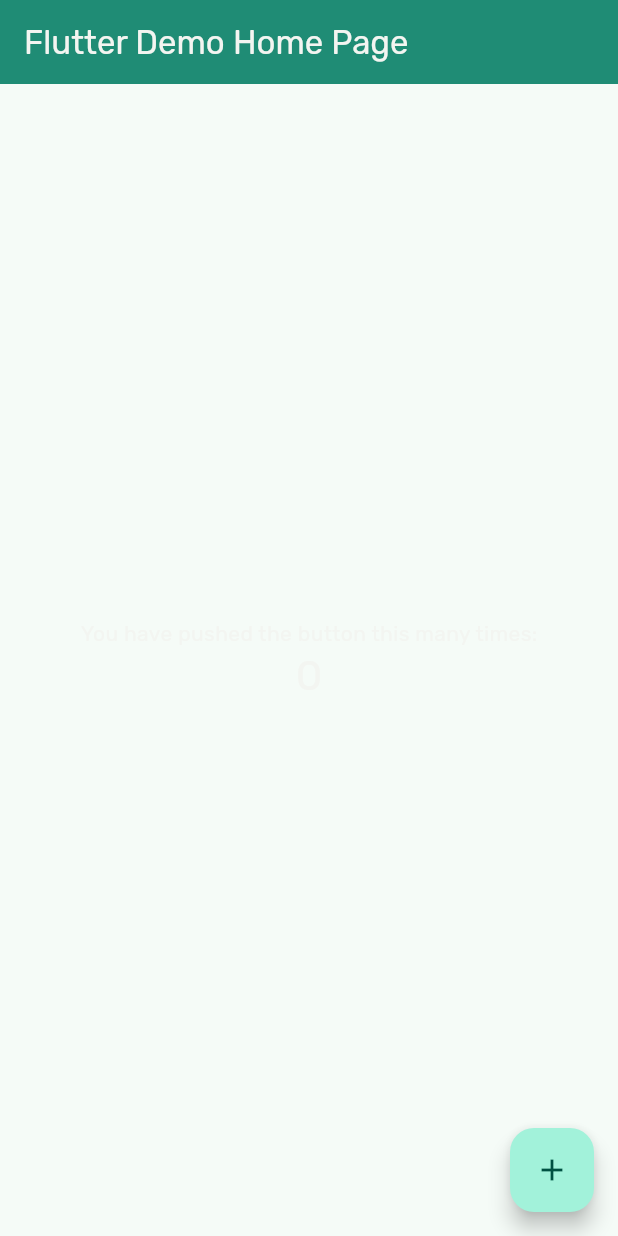
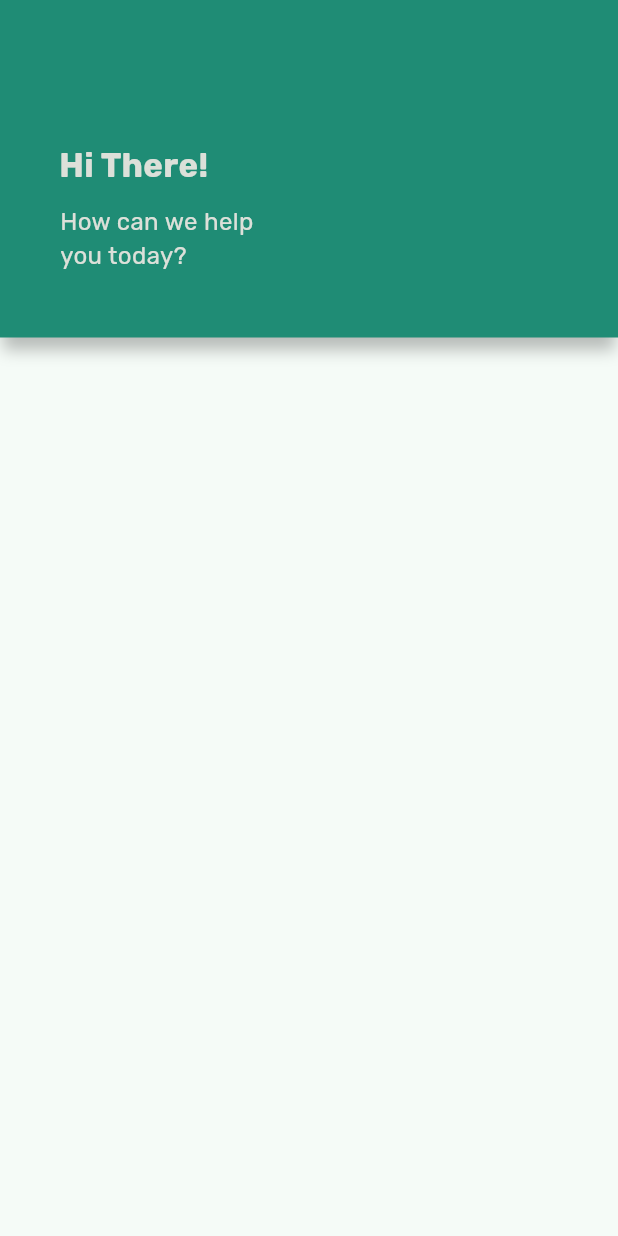
Before and after one commit to nsennes/SafeSchool, a Flutter app: the screen it shows after launch, on a phone screen of 412 x 824 dp. Run offline on Flutter 3.47's test engine with Material 3 defaults, Android fonts, the phone set to English and light mode, and no system bars.

Commit message:
testing new home page

```diff
--- a/safeschool/lib/Utilities/text_use.dart
+++ b/safeschool/lib/Utilities/text_use.dart
@@ -1,6 +1,31 @@
 import 'package:flutter/material.dart';
-import 'package:safeschool/Utilities/colors_use.dart';
 
 class TextUse {
-  // TextStyle
+  static TextStyle heading_1() {
+    return const TextStyle(
+      fontSize: 22.0,
+      fontWeight: FontWeight.w700,
+    );
+  }
+
+  static TextStyle heading_2() {
+    return const TextStyle(
+      fontSize: 20.0,
+      fontWeight: FontWeight.w600,
+    );
+  }
+
+  static TextStyle heading_3() {
+    return const TextStyle(
+      fontSize: 16.0,
+      fontWeight: FontWeight.w500,
+    );
+  }
+
+  static TextStyle body() {
+    return const TextStyle(
+      fontSize: 12.0,
+      fontWeight: FontWeight.w400,
+    );
+  }
 }
--- a/safeschool/lib/main.dart
+++ b/safeschool/lib/main.dart
@@ -1,5 +1,6 @@
 import 'package:flutter/material.dart';
 import 'package:safeschool/Utilities/colors_use.dart';
+import 'package:safeschool/pages/home.dart';
 
 void main() {
   runApp(const MyApp());
@@ -8,7 +9,6 @@
 class MyApp extends StatelessWidget {
   const MyApp({super.key});
 
-  // This widget is the root of your application.
   @override
   Widget build(BuildContext context) {
     return MaterialApp(
@@ -28,85 +28,7 @@
         ),
         fontFamily: ("Rubik"),
       ),
-      home: const MyHomePage(title: 'Flutter Demo Home Page'),
+      home: const Home(),
     );
   }
 }
-
-class MyHomePage extends StatefulWidget {
-  const MyHomePage({super.key, required this.title});
-
-  final String title;
-
-  @override
-  State<MyHomePage> createState() => _MyHomePageState();
-}
-
-class _MyHomePageState extends State<MyHomePage> {
-  int _counter = 0;
-
-  void _incrementCounter() {
-    setState(() {
-      // This call to setState tells the Flutter framework that something has
-      // changed in this State, which causes it to rerun the build method below
-      // so that the display can reflect the updated values. If we changed
-      // _counter without calling setState(), then the build method would not be
-      // called again, and so nothing would appear to happen.
-      _counter++;
-    });
-  }
-
-  @override
-  Widget build(BuildContext context) {
-    // This method is rerun every time setState is called, for instance as done
-    // by the _incrementCounter method above.
-    //
-    // The Flutter framework has been optimized to make rerunning build methods
-    // fast, so that you can just rebuild anything that needs updating rather
-    // than having to individually change instances of widgets.
-    return Scaffold(
-      appBar: AppBar(
-        // TRY THIS: Try changing the color here to a specific color (to
-        // Colors.amber, perhaps?) and trigger a hot reload to see the AppBar
-        // change color while the other colors stay the same.
-        // Here we take the value from the MyHomePage object that was created by
-        // the App.build method, and use it to set our appbar title.
-        title: Text(widget.title),
-      ),
-      body: Center(
-        // Center is a layout widget. It takes a single child and positions it
-        // in the middle of the parent.
-        child: Column(
-          // Column is also a layout widget. It takes a list of children and
-          // arranges them vertically. By default, it sizes itself to fit its
-          // children horizontally, and tries to be as tall as its parent.
-          //
-          // Column has various properties to control how it sizes itself and
-          // how it positions its children. Here we use mainAxisAlignment to
-          // center the children vertically; the main axis here is the vertical
-          // axis because Columns are vertical (the cross axis would be
-          // horizontal).
-          //
-          // TRY THIS: Invoke "debug painting" (choose the "Toggle Debug Paint"
-          // action in the IDE, or press "p" in the console), to see the
-          // wireframe for each widget.
-          mainAxisAlignment: MainAxisAlignment.center,
-          children: <Widget>[
-            const Text(
-              'You have pushed the button this many times:',
-            ),
-            Text(
-              '$_counter',
-              style: Theme.of(context).textTheme.headlineMedium,
-            ),
-          ],
-        ),
-      ),
-      floatingActionButton: FloatingActionButton(
-        onPressed: _incrementCounter,
-        tooltip: 'Increment',
-        child: const Icon(Icons.add),
-      ), // This trailing comma makes auto-formatting nicer for build methods.
-    );
-  }
-}
--- /dev/null
+++ b/safeschool/lib/pages/home.dart
@@ -0,0 +1,65 @@
+import 'package:flutter/cupertino.dart';
+import 'package:flutter/material.dart';
+import 'package:flutter/widgets.dart';
+import 'package:safeschool/Utilities/colors_use.dart';
+import 'package:safeschool/Utilities/text_use.dart';
+
+class Home extends StatelessWidget {
+  const Home({super.key});
+
+  @override
+  Widget build(BuildContext context) {
+    return Scaffold(
+      body: Expanded(
+        // child: Container(
+        //   height: 225,
+        //   color: ColorsUse.primaryColor,
+        // ),
+        child: Stack(
+          children: [
+            Container(
+              height: 225,
+              decoration:
+                  BoxDecoration(color: ColorsUse.primaryColor, boxShadow: [
+                BoxShadow(
+                  color: Colors.black.withOpacity(0.25),
+                  spreadRadius: -2,
+                  blurRadius: 8,
+                  offset: Offset(0, 10),
+                )
+              ]),
+            ),
+            Column(
+              mainAxisAlignment: MainAxisAlignment.start,
+              children: [
+                Padding(
+                  padding: const EdgeInsets.only(left: 5.0, top: 95),
+                  child: Container(
+                    child: Text(
+                      "Hi There!",
+                      style: TextUse.heading_1().merge(
+                          const TextStyle(color: ColorsUse.secondaryColor)),
+                    ),
+                  ),
+                ),
+                const SizedBox(
+                  height: 10,
+                ),
+                Padding(
+                  padding: const EdgeInsets.only(left: 40.0),
+                  child: Container(
+                    child: const Text(
+                      "How can we help \nyou today?",
+                      style: TextStyle(
+                          fontSize: 16, color: ColorsUse.secondaryColor),
+                    ),
+                  ),
+                )
+              ],
+            )
+          ],
+        ),
+      ),
+    );
+  }
+}
--- a/safeschool/lib/pages/home_page.dart
+++ b/safeschool/lib/pages/home_page.dart
@@ -109,7 +109,7 @@
     return Container(
       padding: const EdgeInsets.all(16),
       decoration: BoxDecoration(
-        color: Colors.grey[200],
+        color: ColorsUse.accentColor,
         borderRadius: BorderRadius.circular(8),
       ),
       child: const Column(
```
